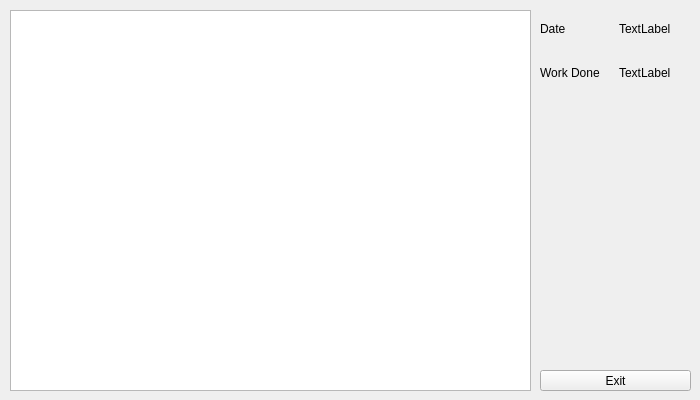
This is Projects/dailyworkdiagramwindow.ui in polub333/ProjectsManager as Qt 5 draws it before an edit. The edited form follows.
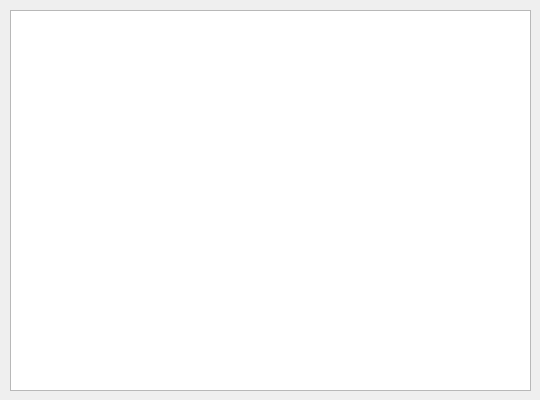
This is the edited form.

Commit message: Removed labels and buttons from diagram's windows

```diff
--- a/Projects/dailyworkdiagramwindow.ui
+++ b/Projects/dailyworkdiagramwindow.ui
@@ -6,7 +6,7 @@
    <rect>
     <x>0</x>
     <y>0</y>
-    <width>700</width>
+    <width>540</width>
     <height>400</height>
    </rect>
   </property>
@@ -23,67 +23,6 @@
     </rect>
    </property>
   </widget>
-  <widget class="QPushButton" name="exitButton">
-   <property name="geometry">
-    <rect>
-     <x>540</x>
-     <y>370</y>
-     <width>151</width>
-     <height>21</height>
-    </rect>
-   </property>
-   <property name="text">
-    <string>Exit</string>
-   </property>
-  </widget>
-  <widget class="QWidget" name="horizontalLayoutWidget">
-   <property name="geometry">
-    <rect>
-     <x>540</x>
-     <y>10</y>
-     <width>151</width>
-     <height>81</height>
-    </rect>
-   </property>
-   <layout class="QHBoxLayout" name="horizontalLayout">
-    <item>
-     <layout class="QVBoxLayout" name="verticalLayout">
-      <item>
-       <widget class="QLabel" name="label">
-        <property name="text">
-         <string>Date</string>
-        </property>
-       </widget>
-      </item>
-      <item>
-       <widget class="QLabel" name="label_2">
-        <property name="text">
-         <string>Work Done</string>
-        </property>
-       </widget>
-      </item>
-     </layout>
-    </item>
-    <item>
-     <layout class="QVBoxLayout" name="verticalLayout_2">
-      <item>
-       <widget class="QLabel" name="dateLabel">
-        <property name="text">
-         <string>TextLabel</string>
-        </property>
-       </widget>
-      </item>
-      <item>
-       <widget class="QLabel" name="workDoneLabel">
-        <property name="text">
-         <string>TextLabel</string>
-        </property>
-       </widget>
-      </item>
-     </layout>
-    </item>
-   </layout>
-  </widget>
  </widget>
  <resources/>
  <connections/>
```
The commit also changes 3 other files.
